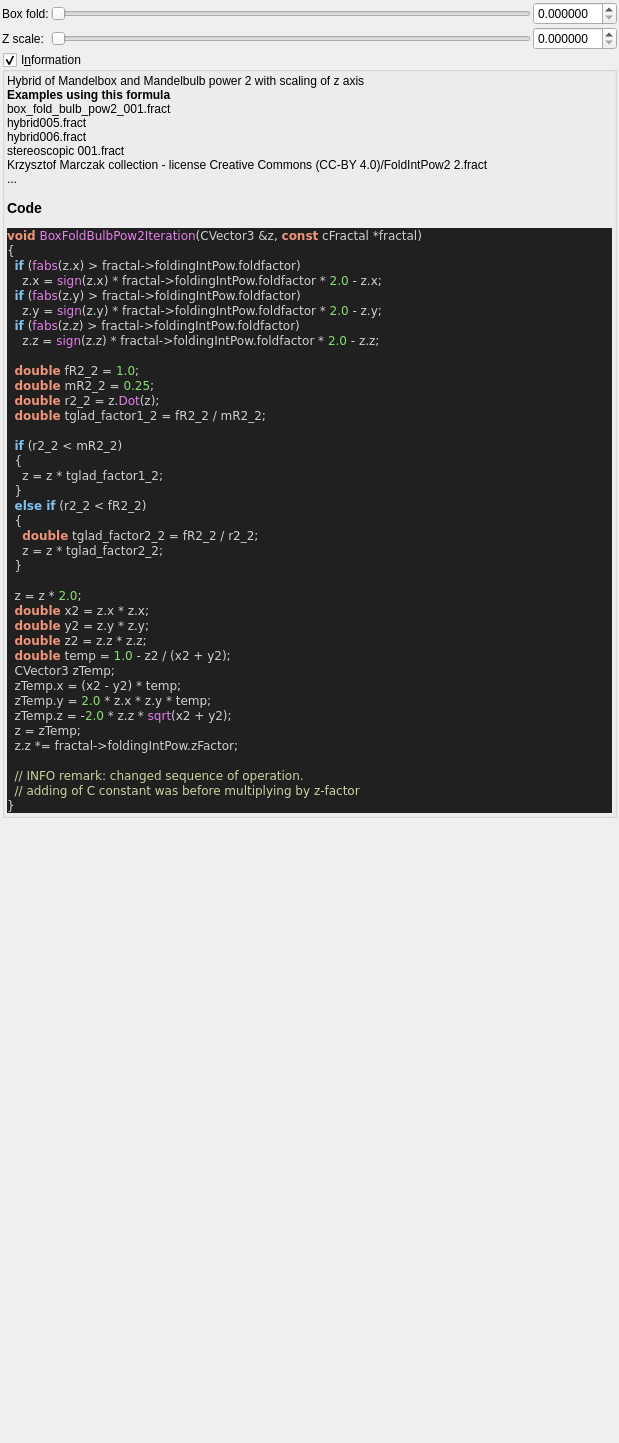
Qt form mandelbulber2/qt_data/fractal_boxfold_bulbpow2.ui (buddhi1980/mandelbulber2) before a commit.
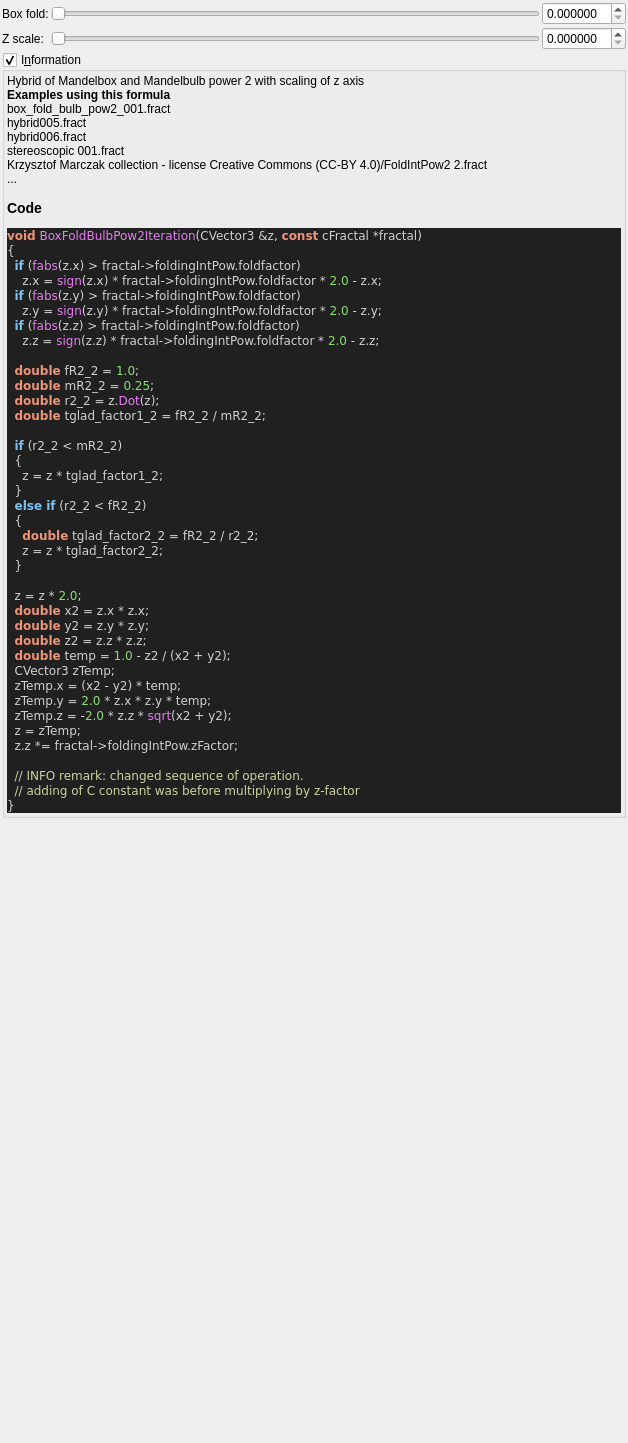
The same form after that commit. Custom widgets are drawn as their Qt base class.

```diff
--- a/mandelbulber2/qt_data/fractal_boxfold_bulbpow2.ui
+++ b/mandelbulber2/qt_data/fractal_boxfold_bulbpow2.ui
@@ -6,7 +6,7 @@
    <rect>
     <x>0</x>
     <y>0</y>
-    <width>619</width>
+    <width>628</width>
     <height>1443</height>
    </rect>
   </property>
```
Left out of the diff: 1 changed line with no effect on the pictures.
